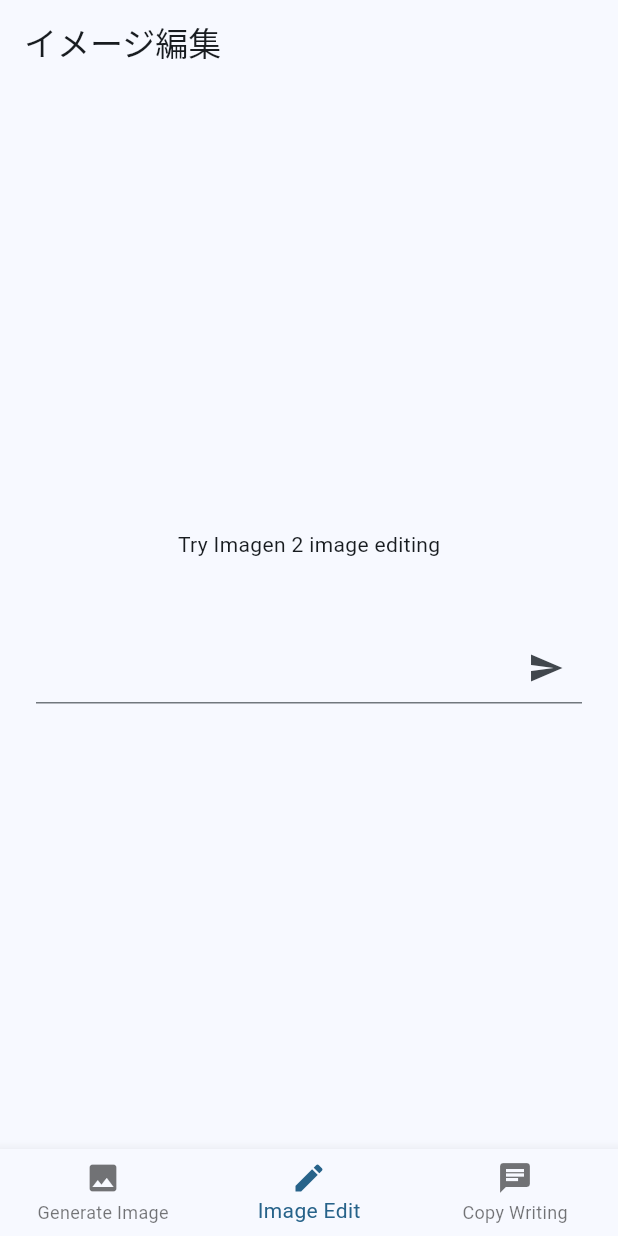
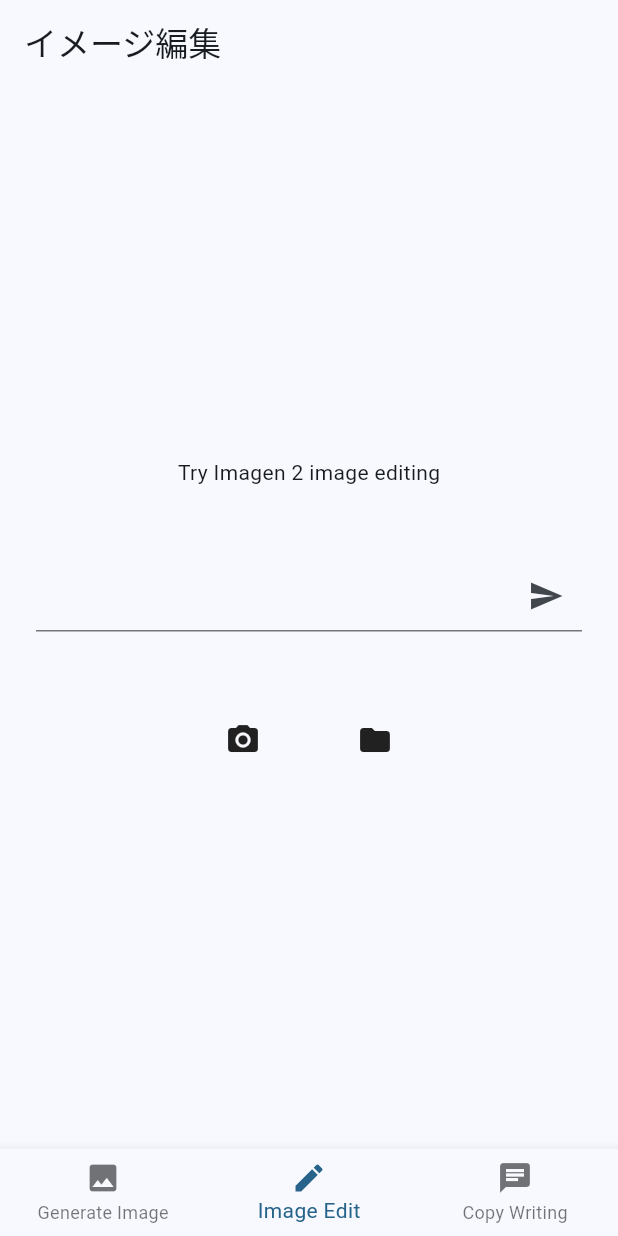
Before and after one commit to m0m0i/google-next-imagen-demo, a Flutter app: the screen it shows after launch, item 2 of the bottom bar chosen, on a phone screen of 412 x 824 dp. Run offline on Flutter 3.47's test engine with Material 3 defaults, Android fonts, the phone set to English and light mode, and no system bars; our stand-ins replace googleapis_auth, image_picker; missing offline and left inert: image_picker_for_web; key blocks and very long unbroken strings in the code were emptied for the run.

Commit message:
implemented image pikcers and deployed to firebase hosting

```diff
--- a/lib/screens/edit_image.dart
+++ b/lib/screens/edit_image.dart
@@ -1,7 +1,10 @@
 import 'dart:convert';
+import 'dart:typed_data';
 
 import 'package:flutter/material.dart';
 import 'package:google_next_imagen_demo/utils/vertexai.dart';
+import 'package:image_picker/image_picker.dart';
+import 'package:image_picker_for_web/image_picker_for_web.dart';
 
 class EditImage extends StatefulWidget {
   const EditImage({super.key});
@@ -11,35 +14,54 @@
 }
 
 class _EditImageState extends State<EditImage> {
-  var image = '';
-  late TextEditingController _controller;
+  XFile? pickedImage;
+  Uint8List? imageToRender;
+  late TextEditingController _textController;
 
   final vertexai = VertexAI();
 
   @override
   void initState() {
     super.initState();
-    _controller = TextEditingController();
+    _textController = TextEditingController();
   }
 
   @override
   void dispose() {
-    _controller.dispose();
+    _textController.dispose();
     super.dispose();
   }
 
-  Future<void> handleGenerate(prompt, image) async {
-    final generatedImage = await vertexai.editImage(prompt, image);
+  final ImagePickerPlugin _picker = ImagePickerPlugin();
+
+  Future<void> _handlePickImageFromCamera() async {
+    pickedImage = await _picker.getImageFromSource(source: ImageSource.camera);
+    imageToRender = await pickedImage?.readAsBytes();
+
+    setState(() {});
+  }
+
+  Future<void> _handlePickImageFromGallery() async {
+    pickedImage = await _picker.getImageFromSource(source: ImageSource.gallery);
+    imageToRender = await pickedImage?.readAsBytes();
+
+    setState(() {});
+  }
+
+  Future<void> handleGenerate(prompt) async {
+    String imageToSend = base64Encode(imageToRender!.toList());
+    final generatedImage = await vertexai.editImage(prompt, imageToSend);
 
     setState(() {
-      image = generatedImage.predictions[0].bytesBase64Encoded;
+      imageToRender =
+          base64Decode(generatedImage.predictions[0].bytesBase64Encoded);
     });
   }
 
   Widget renderImage(image) {
-    if (image != '') {
+    if (image != null) {
       return Image.memory(
-        base64Decode(image),
+        image,
         width: double.infinity,
       );
     } else {
@@ -57,28 +79,45 @@
         child: Column(
           mainAxisSize: MainAxisSize.min,
           children: [
-            // renderImage(image),
             Padding(
               padding: const EdgeInsets.all(24),
-              child: renderImage(image),
+              child: renderImage(imageToRender),
             ),
             Padding(
               padding: const EdgeInsets.all(24),
               child: TextField(
-                controller: _controller,
+                controller: _textController,
                 minLines: 1,
                 maxLines: 2,
                 decoration: InputDecoration(
                   suffixIcon: IconButton(
                     onPressed: () async {
-                      final prompt = _controller.value.text;
-                      if (prompt != "") await handleGenerate(prompt, "image");
+                      final prompt = _textController.value.text;
+                      if (prompt != "" && pickedImage != null) {
+                        await handleGenerate(prompt);
+                      }
                     },
                     icon: const Icon(Icons.send),
                   ),
                 ),
               ),
             ),
+            Padding(
+              padding: const EdgeInsets.all(24),
+              child: Row(
+                mainAxisAlignment: MainAxisAlignment.center,
+                children: [
+                  MaterialButton(
+                    onPressed: _handlePickImageFromCamera,
+                    child: const Icon(Icons.photo_camera),
+                  ),
+                  MaterialButton(
+                    onPressed: _handlePickImageFromGallery,
+                    child: const Icon(Icons.folder),
+                  ),
+                ],
+              ),
+            )
           ],
         ),
       ),
--- a/pubspec.yaml
+++ b/pubspec.yaml
@@ -12,6 +12,7 @@
   googleapis_auth: ^1.6.0
   http: ^1.2.1
   image_picker: ^1.1.2
+  image_picker_for_web: ^3.0.4
 
 dev_dependencies:
   flutter_test:
```
Also changed, not shown: firebase.json (added), pubspec.lock, 3 other files.
